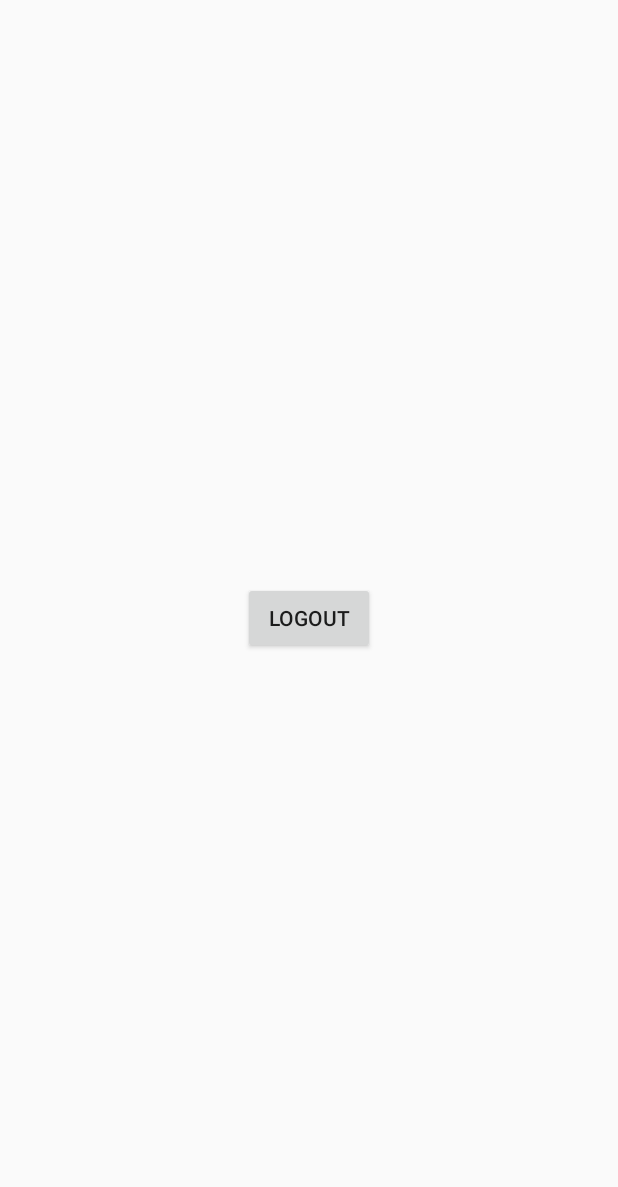
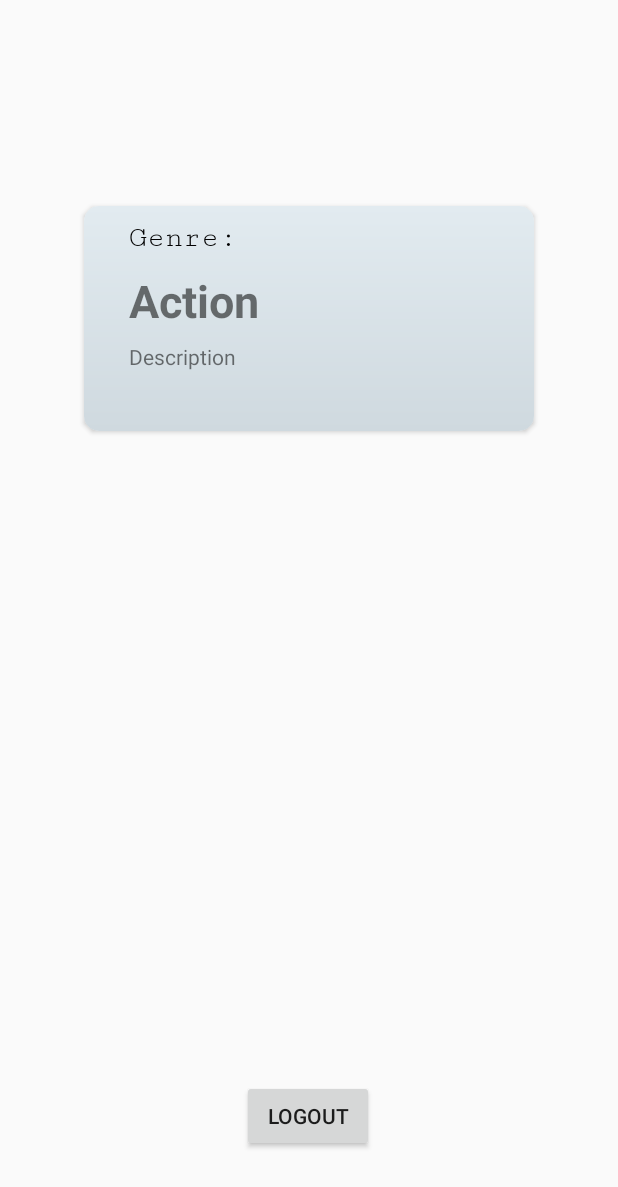
Before and after one commit to 2001adarsh/Epeolatry, an Android app: the layout activity_home.xml on its own in the app's theme, with its tools: preview values and no code run, on a phone screen of 412 x 824 dp. Shown: the top 1187 px of the screen. Run offline under Robolectric (Android 15) with nearby library versions, the phone set to English and light mode, and no system bars.

```diff
--- a/app/build.gradle
+++ b/app/build.gradle
@@ -26,6 +26,7 @@ dependencies {
     implementation 'androidx.appcompat:appcompat:1.0.2'
     implementation 'androidx.constraintlayout:constraintlayout:1.1.3'
 
+    //Firebase Authentication.
     implementation 'com.google.firebase:firebase-analytics:17.2.2'
     implementation 'com.google.firebase:firebase-auth:18.1.0'
     implementation 'com.google.android.gms:play-services-auth:17.0.0'
@@ -33,4 +34,10 @@ dependencies {
     testImplementation 'junit:junit:4.12'
     androidTestImplementation 'androidx.test.ext:junit:1.1.0'
     androidTestImplementation 'androidx.test.espresso:espresso-core:3.1.1'
+
+    //Card View
+    implementation 'androidx.cardview:cardview:1.0.0'
+    //Recycler View
+    implementation 'androidx.recyclerview:recyclerview:1.1.0'
+
 }
--- a/app/src/main/java/com/adarsh/epeolatry/HomeActivity.java
+++ b/app/src/main/java/com/adarsh/epeolatry/HomeActivity.java
@@ -1,7 +1,9 @@
 package com.adarsh.epeolatry;
 
 import androidx.appcompat.app.AppCompatActivity;
+import androidx.cardview.widget.CardView;
 
+import android.content.Intent;
 import android.os.Bundle;
 import android.view.View;
 import android.widget.Button;
@@ -12,27 +14,32 @@ import com.google.firebase.auth.FirebaseUser;
 public class HomeActivity extends AppCompatActivity implements View.OnClickListener {
 
     private Button logout;
+    private CardView cardView;
 
     @Override
     protected void onCreate(Bundle savedInstanceState) {
         super.onCreate(savedInstanceState);
+        //setContentView(R.layout.activity_home);
         setContentView(R.layout.activity_home);
-
         setvariables();
 
         logout.setOnClickListener(this);
     }
 
     private void setvariables(){
+        cardView = (CardView) findViewById(R.id.cardView);
         logout = (Button)findViewById(R.id.logout);
     }
 
 
     @Override
     public void onClick(View view) {
+
         int i = view.getId();
         if(i == R.id.logout){
             FirebaseAuth.getInstance().signOut();
+            Intent it = new Intent(this, Login.class);
+            startActivity(it);
         }
     }
 }
--- a/app/src/main/java/com/adarsh/epeolatry/Login.java
+++ b/app/src/main/java/com/adarsh/epeolatry/Login.java
@@ -3,6 +3,7 @@ package com.adarsh.epeolatry;
 import androidx.annotation.NonNull;
 import androidx.appcompat.app.AppCompatActivity;
 
+import android.app.ProgressDialog;
 import android.content.Intent;
 import android.os.Bundle;
 import android.util.Log;
@@ -25,11 +26,15 @@ public class Login extends AppCompatActivity implements View.OnClickListener {
     private Button login;
     private FirebaseAuth mAuth;
     private String TAG ="LoginPage";
+    private ProgressDialog progressDialog;
+
 
     @Override
     protected void onCreate(Bundle savedInstanceState) {
         super.onCreate(savedInstanceState);
         setContentView(R.layout.activity_login);
+
+        progressDialog = new ProgressDialog(this);
 
         mAuth = FirebaseAuth.getInstance();
 
@@ -87,10 +92,15 @@ public class Login extends AppCompatActivity implements View.OnClickListener {
             return;
         }
         else {
+
+            progressDialog.setMessage("Please wait...");
+            progressDialog.show();
+
             mAuth.signInWithEmailAndPassword(email, password).addOnCompleteListener(Login.this,
                     new OnCompleteListener<AuthResult>() {
                         @Override
                         public void onComplete(@NonNull Task<AuthResult> task) {
+                            progressDialog.dismiss();
                             if (task.isSuccessful()) {
                                 // Sign in success, update UI with the signed-in user's information
                                 Log.d(TAG, "signInWithEmail:success");
--- a/app/src/main/java/com/adarsh/epeolatry/Register.java
+++ b/app/src/main/java/com/adarsh/epeolatry/Register.java
@@ -3,6 +3,7 @@ package com.adarsh.epeolatry;
 import androidx.annotation.NonNull;
 import androidx.appcompat.app.AppCompatActivity;
 
+import android.app.ProgressDialog;
 import android.content.Intent;
 import android.os.Bundle;
 import android.util.Log;
@@ -24,6 +25,7 @@ public class Register extends AppCompatActivity implements View.OnClickListener
     private EditText et1, et2;
     private Button register;
     private FirebaseAuth mAuth;
+    private ProgressDialog progressDialog;
 
     @Override
     protected void onCreate(Bundle savedInstanceState) {
@@ -31,7 +33,7 @@ public class Register extends AppCompatActivity implements View.OnClickListener
         setContentView(R.layout.activity_register);
 
         setvariables();
-
+        progressDialog = new ProgressDialog(this);
         mAuth= FirebaseAuth.getInstance();
 
         goLogin.setOnClickListener(this);
@@ -84,10 +86,15 @@ public class Register extends AppCompatActivity implements View.OnClickListener
             }
             else{  //Every field is filled, now creating user with email-id
 
+                progressDialog.setMessage("Please wait...");
+                progressDialog.show();
+
                 mAuth.createUserWithEmailAndPassword(email,password).addOnCompleteListener(this,
                         new OnCompleteListener<AuthResult>() {
                             @Override
                             public void onComplete(@NonNull Task<AuthResult> task) {
+                                progressDialog.dismiss();
+
                                 if (task.isSuccessful()) {
                                     // Sign in success, update UI with the signed-in user's information
                                     Log.d(TAG, "createUserWithEmail:success");
--- /dev/null
+++ b/app/src/main/res/layout-v21/activity_home.xml
@@ -0,0 +1,21 @@
+<?xml version="1.0" encoding="utf-8"?>
+<RelativeLayout xmlns:android="http://schemas.android.com/apk/res/android"
+    xmlns:app="http://schemas.android.com/apk/res-auto"
+    xmlns:tools="http://schemas.android.com/tools"
+    android:layout_width="match_parent"
+    android:layout_height="match_parent"
+    tools:context=".HomeActivity">
+
+
+
+    <Button
+        android:layout_width="wrap_content"
+        android:layout_height="wrap_content"
+        android:text="Logout"
+        android:layout_centerHorizontal="true"
+        android:layout_centerInParent="true"
+        android:id="@+id/logout"
+        />
+
+
+</RelativeLayout>
--- a/app/src/main/res/layout/activity_home.xml
+++ b/app/src/main/res/layout/activity_home.xml
@@ -1,19 +1,85 @@
 <?xml version="1.0" encoding="utf-8"?>
-<RelativeLayout xmlns:android="http://schemas.android.com/apk/res/android"
+<androidx.constraintlayout.widget.ConstraintLayout xmlns:android="http://schemas.android.com/apk/res/android"
     xmlns:app="http://schemas.android.com/apk/res-auto"
     xmlns:tools="http://schemas.android.com/tools"
     android:layout_width="match_parent"
     android:layout_height="match_parent"
     tools:context=".HomeActivity">
 
+    <androidx.cardview.widget.CardView
+        android:id="@+id/cardView"
+        android:layout_width="300dp"
+        android:layout_height="150dp"
+        android:layout_alignParentTop="true"
+        android:layout_centerHorizontal="true"
+        android:layout_marginBottom="400dp"
+        android:visibility="visible"
+        app:cardCornerRadius="10dp"
+        app:layout_constraintBottom_toBottomOf="parent"
+        app:layout_constraintEnd_toEndOf="parent"
+        app:layout_constraintStart_toStartOf="parent"
+        app:layout_constraintTop_toTopOf="parent">
+
+        <RelativeLayout
+            android:layout_width="match_parent"
+            android:layout_height="match_parent"
+            android:background="@drawable/splash_back">
+
+            <ImageView
+                android:id="@+id/imgBookGenere"
+                android:layout_width="match_parent"
+                android:layout_height="match_parent" />
+
+            <LinearLayout
+                android:layout_width="match_parent"
+                android:layout_height="match_parent"
+                android:orientation="vertical">
+
+                <TextView
+                    android:layout_width="wrap_content"
+                    android:layout_height="wrap_content"
+                    android:layout_marginLeft="30dp"
+                    android:layout_marginTop="10dp"
+                    android:fontFamily="serif-monospace"
+                    android:text="Genre:"
+                    android:textColor="#000"
+                    android:textSize="20dp"
+                    android:textStyle="normal" />
+
+                <TextView
+                    android:id="@+id/genre"
+                    android:layout_width="wrap_content"
+                    android:layout_height="wrap_content"
+                    android:layout_marginLeft="30dp"
+                    android:layout_marginTop="10dp"
+                    android:text="Action"
+                    android:textSize="30dp"
+                    android:textStyle="bold|normal" />
+
+                <TextView
+                    android:id="@+id/descr"
+                    android:layout_width="wrap_content"
+                    android:layout_height="wrap_content"
+                    android:layout_marginLeft="30dp"
+                    android:layout_marginTop="7dp"
+                    android:text="Description" />
+            </LinearLayout>
+        </RelativeLayout>
+
+    </androidx.cardview.widget.CardView>
+
     <Button
+        android:id="@+id/logout"
         android:layout_width="wrap_content"
         android:layout_height="wrap_content"
+        android:layout_alignParentBottom="true"
+        android:layout_centerHorizontal="true"
+        android:layout_marginBottom="56dp"
         android:text="Logout"
-        android:layout_centerHorizontal="true"
-        android:layout_centerInParent="true"
-        android:id="@+id/logout"
-        />
+        app:layout_constraintBottom_toBottomOf="parent"
+        app:layout_constraintEnd_toEndOf="parent"
+        app:layout_constraintHorizontal_bias="0.498"
+        app:layout_constraintStart_toStartOf="parent" />
 
 
-</RelativeLayout>
+</androidx.constraintlayout.widget.ConstraintLayout>
--- a/build.gradle
+++ b/build.gradle
@@ -7,7 +7,7 @@ buildscript {
 
     }
     dependencies {
-        classpath 'com.android.tools.build:gradle:3.6.0'
+        classpath 'com.android.tools.build:gradle:3.6.1'
         classpath 'com.google.gms:google-services:4.3.3'
 
         // NOTE: Do not place your application dependencies here; they belong
```
